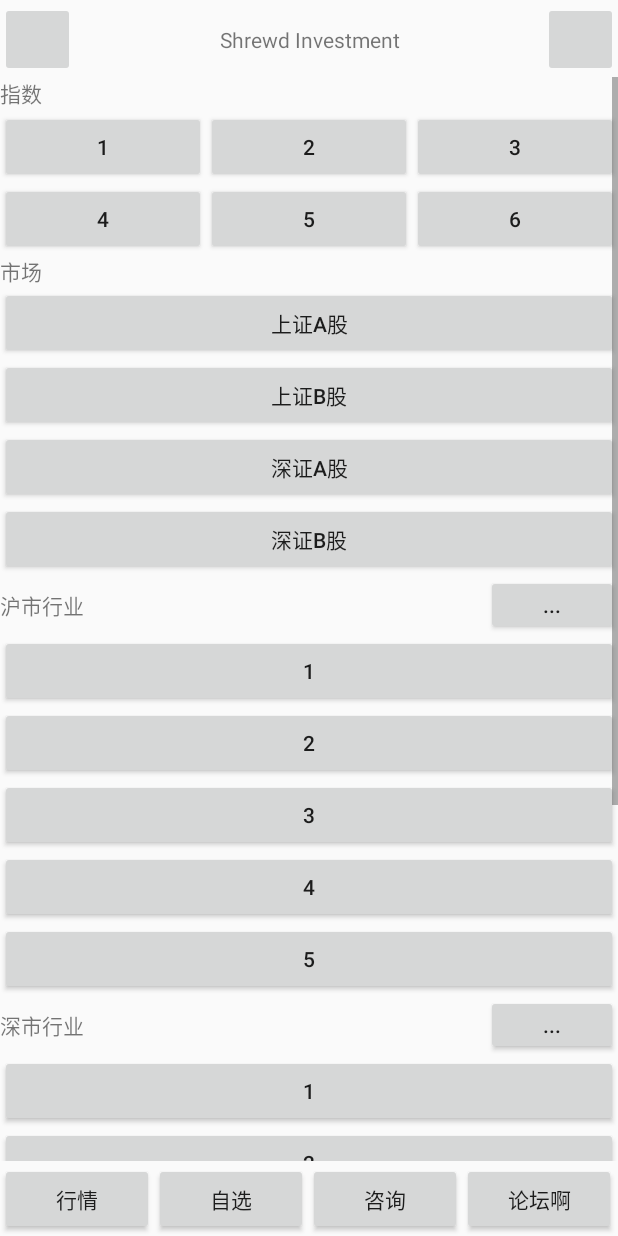
After one commit to ZoRin1/Shrewd-Investments, an Android app: the layout bullish.xml on its own in the app's theme, with its tools: preview values and no code run, on a phone screen of 412 x 824 dp. The commit adds this screen. Run offline under Robolectric (Android 15) with nearby library versions, the light colour scheme and no system bars.

Commit message:
额，加上布局文件

```diff
--- /dev/null
+++ b/Shrewd-Investments_app/app/src/main/res/layout/bullish.xml
@@ -0,0 +1,251 @@
+<?xml version="1.0" encoding="utf-8"?>
+<RelativeLayout xmlns:android="http://schemas.android.com/apk/res/android"
+    android:layout_width="match_parent"
+    android:layout_height="match_parent"
+    android:id="@+id/bull">
+    <TableLayout android:id="@+id/ok"
+        android:layout_width="match_parent"
+        android:layout_height="wrap_content"
+        android:stretchColumns="1">
+        <TextView android:layout_width="wrap_content"
+            android:layout_height="1dp"/>
+        <TableRow>
+            <ImageButton android:id="@+id/ok1"
+                android:layout_width="50dp"
+                android:layout_height="50dp"
+                />
+            <TextView android:id="@+id/ok2"
+                android:layout_width="wrap_content"
+                android:layout_height="50dp"
+                android:gravity="center"
+                android:text="Shrewd Investment"/>
+            <ImageButton android:id="@+id/ok3"
+                android:layout_width="50dp"
+                android:layout_height="50dp"
+                />
+        </TableRow>
+    </TableLayout>
+
+    <TableLayout android:id="@+id/aha"
+        android:layout_width="match_parent"
+        android:layout_height="50dp"
+        android:stretchColumns="0,1,2,3"
+        android:layout_alignParentBottom="true">
+        <TextView android:layout_width="wrap_content"
+            android:layout_height="1dp"/>
+        <TableRow>
+            <Button android:id="@+id/aha1"
+                android:layout_width="wrap_content"
+                android:layout_height="wrap_content"
+                android:text="行情"
+                />
+            <Button android:id="@+id/aha2"
+                android:layout_width="wrap_content"
+                android:layout_height="wrap_content"
+                android:text="自选"
+                />
+            <Button android:id="@+id/aha3"
+                android:layout_width="wrap_content"
+                android:layout_height="wrap_content"
+                android:text="咨询"
+                />
+            <Button android:id="@+id/aha4"
+                android:layout_width="wrap_content"
+                android:layout_height="wrap_content"
+                android:text="论坛啊"
+                />
+        </TableRow>
+    </TableLayout>
+
+    <ScrollView
+        android:layout_width="match_parent"
+        android:layout_height="wrap_content"
+        android:layout_below="@+id/ok"
+        android:layout_above="@+id/aha">
+        <LinearLayout
+            android:layout_width="match_parent"
+            android:layout_height="match_parent"
+            android:orientation="vertical"
+            android:id="@+id/detail">
+        <TextView
+            android:layout_width="match_parent"
+            android:layout_height="wrap_content"
+            android:text="指数"/>
+        <!-- 此处之后再将高度改为wrap -->
+        <TableLayout android:id="@+id/zhishu"
+            android:layout_width="match_parent"
+            android:layout_height="wrap_content"
+            android:stretchColumns="0,1,2">
+            <TextView android:layout_width="wrap_content"
+                android:layout_height="1dp"/>
+            <TableRow>
+            <Button android:id="@+id/zhishu1"
+                android:layout_width="wrap_content"
+                android:layout_height="wrap_content"
+                android:text="1"
+                />
+            <Button android:id="@+id/zhishu2"
+                android:layout_width="wrap_content"
+                android:layout_height="wrap_content"
+                android:text="2"
+                />
+            <Button android:id="@+id/zhishu3"
+                android:layout_width="wrap_content"
+                android:layout_height="wrap_content"
+                android:text="3"
+                />
+            </TableRow>
+            <TableRow>
+                <Button android:id="@+id/zhishu4"
+                    android:layout_width="wrap_content"
+                    android:layout_height="wrap_content"
+                    android:text="4"
+                    />
+                <Button android:id="@+id/zhishu5"
+                    android:layout_width="wrap_content"
+                    android:layout_height="wrap_content"
+                    android:text="5"
+                    />
+                <Button android:id="@+id/zhishu6"
+                    android:layout_width="wrap_content"
+                    android:layout_height="wrap_content"
+                    android:text="6"
+                    />
+            </TableRow>
+        </TableLayout>
+            <TextView
+                android:layout_width="match_parent"
+                android:layout_height="wrap_content"
+                android:text="市场"/>
+            <Button android:id="@+id/market1"
+                android:layout_width="match_parent"
+                android:layout_height="wrap_content"
+                android:text="上证A股"
+                />
+            <Button android:id="@+id/market2"
+                android:layout_width="match_parent"
+                android:layout_height="wrap_content"
+                android:text="上证B股"
+                />
+            <Button android:id="@+id/market3"
+                android:layout_width="match_parent"
+                android:layout_height="wrap_content"
+                android:text="深证A股"
+                />
+            <Button android:id="@+id/market4"
+                android:layout_width="match_parent"
+                android:layout_height="wrap_content"
+                android:text="深证B股"
+                />
+            <FrameLayout
+                android:layout_width="match_parent"
+                android:layout_height="wrap_content">
+                <TextView
+                    android:layout_width="match_parent"
+                    android:layout_height="40dp"
+                    android:text="沪市行业"
+                    android:gravity="center_vertical|left"
+                    />
+                <Button
+                    android:layout_width="wrap_content"
+                    android:layout_height="40dp"
+                    android:text="..."
+                    android:layout_gravity="right"
+                    />
+            </FrameLayout>
+            <Button android:id="@+id/stock1"
+                android:layout_width="match_parent"
+                android:layout_height="wrap_content"
+                android:text="1"
+                />
+            <Button android:id="@+id/stock2"
+                android:layout_width="match_parent"
+                android:layout_height="wrap_content"
+                android:text="2"
+                />
+            <Button android:id="@+id/stock3"
+                android:layout_width="match_parent"
+                android:layout_height="wrap_content"
+                android:text="3"
+                />
+            <Button android:id="@+id/stock4"
+                android:layout_width="match_parent"
+                android:layout_height="wrap_content"
+                android:text="4"
+                />
+            <Button android:id="@+id/stock5"
+            android:layout_width="match_parent"
+            android:layout_height="wrap_content"
+            android:text="5"
+            />
+            <FrameLayout
+                android:layout_width="match_parent"
+                android:layout_height="wrap_content">
+                <TextView
+                    android:layout_width="match_parent"
+                    android:layout_height="40dp"
+                    android:text="深市行业"
+                    android:gravity="center_vertical|left"/>
+                <Button
+                    android:layout_width="wrap_content"
+                    android:layout_height="40dp"
+                    android:text="..."
+                    android:layout_gravity="right"/>
+            </FrameLayout>
+            <Button android:id="@+id/stock6"
+                android:layout_width="match_parent"
+                android:layout_height="wrap_content"
+                android:text="1"
+                />
+            <Button android:id="@+id/stock7"
+                android:layout_width="match_parent"
+                android:layout_height="wrap_content"
+                android:text="2"
+                />
+            <Button android:id="@+id/stock8"
+                android:layout_width="match_parent"
+                android:layout_height="wrap_content"
+                android:text="3"
+                />
+            <Button android:id="@+id/stock9"
+                android:layout_width="match_parent"
+                android:layout_height="wrap_content"
+                android:text="4"
+                />
+            <Button android:id="@+id/stock10"
+                android:layout_width="match_parent"
+                android:layout_height="wrap_content"
+                android:text="5"
+                />
+            <FrameLayout
+                android:layout_width="match_parent"
+                android:layout_height="wrap_content">
+                <TextView
+                    android:layout_width="match_parent"
+                    android:layout_height="40dp"
+                    android:text="龙虎榜"
+                    android:gravity="center_vertical|left"/>
+                <Button
+                    android:layout_width="wrap_content"
+                    android:layout_height="40dp"
+                    android:text="..."
+                    android:layout_gravity="right"/>
+            </FrameLayout>
+            <Button android:id="@+id/stock11"
+                android:layout_width="match_parent"
+                android:layout_height="wrap_content"
+                android:text="1"
+                />
+            <Button android:id="@+id/stock12"
+                android:layout_width="match_parent"
+                android:layout_height="wrap_content"
+                android:text="2"
+                />
+            <Button android:id="@+id/stock13"
+                android:layout_width="match_parent"
+                android:layout_height="wrap_content"
+                android:text="3"
+                />
+        </LinearLayout>
+    </ScrollView>
+</RelativeLayout>
--- a/Shrewd-Investments_app/app/src/main/res/values/strings.xml
+++ b/Shrewd-Investments_app/app/src/main/res/values/strings.xml
@@ -1,3 +1,5 @@
 <resources>
     <string name="app_name">Shrewd-Investments_app</string>
+    <string name="temp"><![CDATA[<]]></string>
+    <string name="temp1">搜</string>
 </resources>
```
Also changed, not shown: Shrewd-Investments_app/app/src/main/res/layout/lndex.xml (added, +124 -0 lines), Shrewd-Investments_app/app/src/main/res/layout/market.xml (added, +29 -0 lines), Shrewd-Investments_app/app/src/main/res/layout/search.xml (added, +51 -0 lines).
